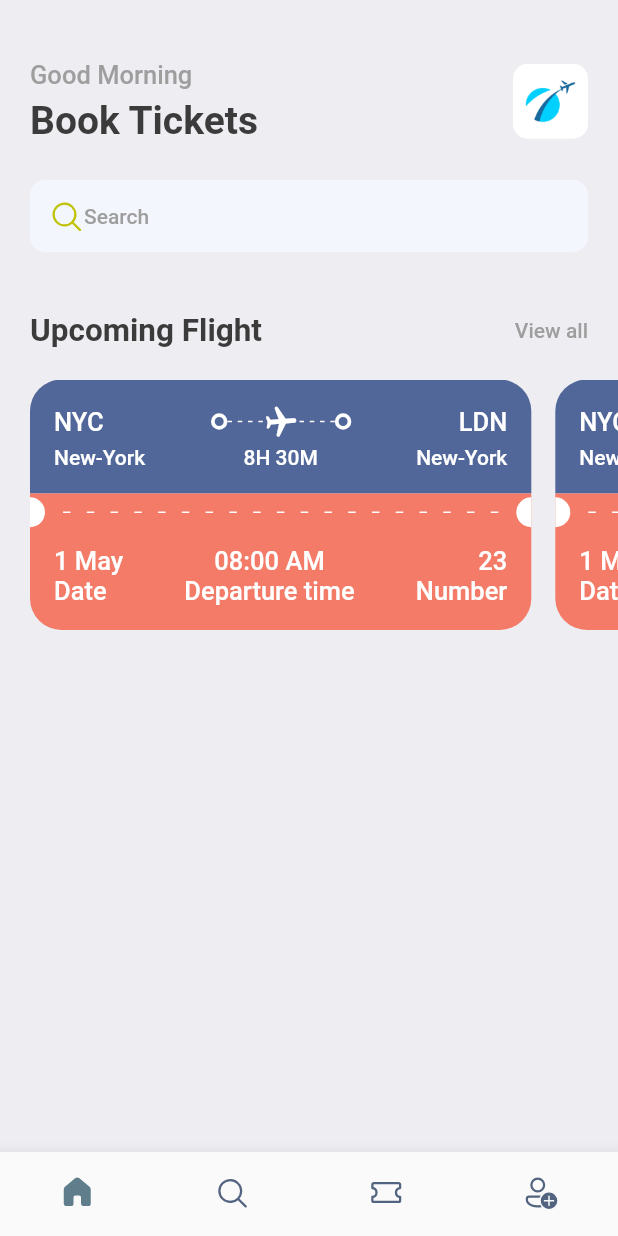
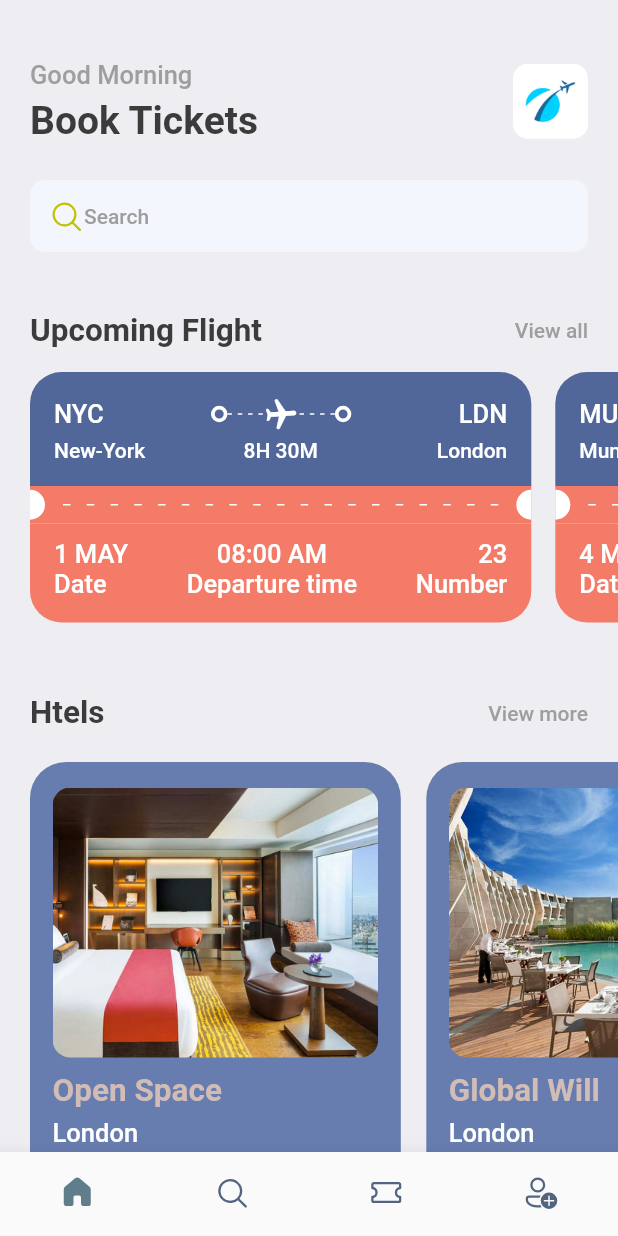
Before and after one commit to SaurabhVishwakarma826/BookTicket-flutter, a Flutter app: the screen it shows after launch, on a phone screen of 412 x 824 dp. Run offline on Flutter 3.47's test engine with Material 2 defaults, Android fonts, the phone set to English and light mode, and no system bars; our stand-ins replace fluentui_icons, gap, get; missing offline and left inert: dart:html.

Commit message:
Home page done

```diff
--- a/lib/screens/home_screen.dart
+++ b/lib/screens/home_screen.dart
@@ -1,4 +1,6 @@
+import 'package:booktickets/screens/hotel_screen.dart';
 import 'package:booktickets/screens/ticket_view.dart';
+import 'package:booktickets/utils/app_info_list.dart';
 import 'package:fluentui_icons/fluentui_icons.dart';
 import 'package:flutter/cupertino.dart';
 import 'package:flutter/material.dart';
@@ -86,20 +88,39 @@ class HomeScreen extends StatelessWidget {
                 ],
               ),
             ),
-            Gap(20),
-            const SingleChildScrollView(
+            Gap(15),
+            SingleChildScrollView(
               scrollDirection: Axis.horizontal,
               padding: EdgeInsets.only(left: 20),
               child: Row(
-                children: [
-                  TicketView(),
-                  TicketView(),
-                  TicketView(),
-                  TicketView(),
-                ],
+                children: ticketList.map((ticket) => TicketView(ticket: ticket)).toList()
               ),
             ),
+            Gap(15),
+            Container(
+              padding: EdgeInsets.symmetric(horizontal: 20),
+             child: Row(
+               mainAxisAlignment: MainAxisAlignment.spaceBetween,
+               children: [
+                 Text("Htels",style: Styles.headLineStyle2,),
+                 InkWell(
+                   onTap: (){
+                     print("You are tapped on view more");
+                   },
+                     child: Text("View more",style: Styles.headLineStyle4,))
+               ],
+             ),
+            ),
+            Gap(15),
+            SingleChildScrollView(
+              scrollDirection: Axis.horizontal,
+              padding: const EdgeInsets.only(left: 20),
+              child: Row(
+                children: hotelList.map((hotel) => HotelScreen(hotel: hotel)).toList()
+              ),
+            )
           ],
-        ));
+        )
+    );
   }
 }
--- /dev/null
+++ b/lib/screens/hotel_screen.dart
@@ -0,0 +1,54 @@
+import 'package:booktickets/utils/app_layout.dart';
+import 'package:booktickets/utils/app_styles.dart';
+import 'package:flutter/cupertino.dart';
+import 'package:flutter/material.dart';
+import 'package:gap/gap.dart';
+
+class HotelScreen extends StatelessWidget {
+  final Map<String, dynamic> hotel;
+  const HotelScreen({Key? key, required this.hotel}) : super(key: key);
+
+  @override
+  Widget build(BuildContext context) {
+    final size = AppLayout.getSize(context);
+    return  Container(
+      width: size.width*0.6,
+      height: 350,
+      padding: const EdgeInsets.symmetric(horizontal: 15, vertical: 17),
+      margin: const EdgeInsets.only(top: 5, right: 17),
+      decoration: BoxDecoration(
+        color: Styles.primaryColor,
+        borderRadius: BorderRadius.circular(24),
+        boxShadow: [
+          BoxShadow(
+            color: Colors.grey.shade200,
+            blurRadius: 2,
+            spreadRadius: 1
+          )
+        ]
+      ),
+      child: Column(
+        crossAxisAlignment: CrossAxisAlignment.start,
+        children: [
+          Container(
+            height: 180,
+            decoration: BoxDecoration(
+              color: Styles.primaryColor,
+              borderRadius: BorderRadius.circular(12),
+              image: DecorationImage(
+                fit: BoxFit.cover,
+                image: AssetImage("assets/images/${hotel['image']}")
+              )
+            ),
+          ),
+          Gap(10),
+          Text("${hotel['place']}",style: Styles.headLineStyle2.copyWith(color: Styles.kakiColor),),
+          Gap(5),
+          Text("${hotel['destination']}",style: Styles.headLineStyle3.copyWith(color: Colors.white),),
+          Gap(8),
+          Text("\$${hotel['price']}/night",style: Styles.headLineStyle2.copyWith(color: Styles.kakiColor),)
+        ],
+      ),
+    );
+  }
+}
--- a/lib/screens/ticket_view.dart
+++ b/lib/screens/ticket_view.dart
@@ -9,7 +9,8 @@ import '../utils/app_layout.dart';
 import '../utils/app_styles.dart';
 
 class TicketView extends StatelessWidget {
-  const TicketView({Key? key}) : super(key: key);
+  final Map<String, dynamic>ticket;
+  const TicketView({Key? key,required this.ticket}) : super(key: key);
 
   @override
   Widget build(BuildContext context) {
@@ -35,7 +36,7 @@ class TicketView extends StatelessWidget {
                   Row(
                     children: [
                       Text(
-                        "NYC",
+                        ticket['from']['code'],
                         style:
                             Styles.headLineStyle3.copyWith(color: Colors.white),
                       ),
@@ -51,8 +52,6 @@ class TicketView extends StatelessWidget {
                             child: LayoutBuilder(
                               builder: (BuildContext context,
                                   BoxConstraints constraints) {
-                                print(
-                                    "this is ${constraints.constrainWidth()}");
                                 return Flex(
                                     direction: Axis.horizontal,
                                     mainAxisAlignment:
@@ -84,7 +83,7 @@ class TicketView extends StatelessWidget {
                         child: Container(),
                       ),
                       Text(
-                        "LDN",
+                        ticket['to']['code'],
                         style:
                             Styles.headLineStyle3.copyWith(color: Colors.white),
                       )
@@ -97,20 +96,20 @@ class TicketView extends StatelessWidget {
                       SizedBox(
                         width: 100,
                         child: Text(
-                          "New-York",
+                          ticket['from']['name'],
                           style: Styles.headLineStyle4
                               .copyWith(color: Colors.white),
                         ),
                       ),
                       Text(
-                        "8H 30M",
+                        ticket['flying_time'],
                         style:
                             Styles.headLineStyle4.copyWith(color: Colors.white),
                       ),
                       SizedBox(
                         width: 100,
                         child: Text(
-                          "New-York",
+                          ticket['to']['name'],
                           textAlign: TextAlign.end,
                           style: Styles.headLineStyle4
                               .copyWith(color: Colors.white),
@@ -189,21 +188,21 @@ class TicketView extends StatelessWidget {
                       Column(
                         crossAxisAlignment: CrossAxisAlignment.start,
                         children: [
-                          Text("1 May", style: Styles.headLineStyle3.copyWith(color: Colors.white),),
+                          Text(ticket['date'], style: Styles.headLineStyle3.copyWith(color: Colors.white),),
                           Text("Date", style: Styles.headLineStyle3.copyWith(color: Colors.white),)
                         ],
                       ),
                       Column(
                         crossAxisAlignment: CrossAxisAlignment.center,
                         children: [
-                          Text("08:00 AM", style: Styles.headLineStyle3.copyWith(color: Colors.white),),
+                          Text(ticket['departure_time'], style: Styles.headLineStyle3.copyWith(color: Colors.white),),
                           Text("Departure time", style: Styles.headLineStyle3.copyWith(color: Colors.white),)
                         ],
                       ),
                       Column(
                         crossAxisAlignment: CrossAxisAlignment.end,
                         children: [
-                          Text("23",style: Styles.headLineStyle3.copyWith(color: Colors.white),),
+                          Text(ticket['number'].toString(),style: Styles.headLineStyle3.copyWith(color: Colors.white),),
                           Text("Number", style: Styles.headLineStyle3.copyWith(color: Colors.white))
                         ],
                       )
@@ -211,7 +210,8 @@ class TicketView extends StatelessWidget {
                   )
                 ],
               ),
-            )
+            ),
+
           ],
         ),
       ),
--- /dev/null
+++ b/lib/utils/app_info_list.dart
@@ -0,0 +1,65 @@
+List<Map<String, dynamic>> hotelList = [
+  {
+    'image':'one.png',
+    'place':'Open Space',
+    'destination':'London',
+    'price':35
+  },
+  {
+    'image':'two.png',
+    'place':'Global Will',
+    'destination':'London',
+    'price':40
+  },
+  {
+    'image':'three.png',
+    'place':'Tallest Building',
+    'destination':'Dubai',
+    'price':60
+  }
+];
+
+List<Map<String, dynamic>> ticketList = [
+  {
+    'from':{
+      'code':'NYC',
+      'name':'New-York'
+    },
+    'to':{
+      'code':'LDN',
+      'name':'London'
+    },
+    'flying_time':'8H 30M',
+    'date':'1 MAY',
+    'departure_time':'08:00 AM',
+    'number':23
+  },
+  {
+    'from':{
+      'code':'MU',
+      'name':'Mumbai'
+    },
+    'to':{
+      'code':'BSB',
+      'name':'Varanasi'
+    },
+    'flying_time':'3H 30M',
+    'date':'4 MAY',
+    'departure_time':'11:00 AM',
+    'number':54
+  },
+  {
+    'from':{
+      'code':'BSB',
+      'name':'Varanasi'
+    },
+    'to':{
+      'code':'MU',
+      'name':'Mumbai'
+    },
+    'flying_time':'3H 30M',
+    'date':'1 MAY',
+    'departure_time':'06:00 PM',
+    'number':34
+  },
+];
--- a/lib/utils/app_layout.dart
+++ b/lib/utils/app_layout.dart
@@ -1,9 +1,17 @@
 
 
 import 'package:flutter/cupertino.dart';
+import 'package:get/get.dart';
+import 'package:get/get_core/src/get_main.dart';
 
 class AppLayout{
   static getSize(BuildContext context){
     return MediaQuery.of(context).size;
   }
+  static getScreenHeight(){
+    return Get.height;
+  }
+  static getScreenWidth(){
+    return Get.width;
+  }
 }
--- a/lib/utils/app_styles.dart
+++ b/lib/utils/app_styles.dart
@@ -6,6 +6,7 @@ class Styles{
   static Color textColor = const Color(0xFF3b3b3b);
   static Color bgColor = const Color(0xFFeeedf2);
   static Color orangeColo = const Color(0xFFF37B67);
+  static Color kakiColor = const Color(0xFFd2bdb6);
   static TextStyle textStyle = TextStyle(fontSize: 16, color: textColor,fontWeight: FontWeight.w500);
   static TextStyle headLineStyle1 = TextStyle(fontSize: 26, color: textColor,fontWeight: FontWeight.bold);
   static TextStyle headLineStyle2 = TextStyle(fontSize: 21, color: textColor,fontWeight: FontWeight.bold);
--- a/pubspec.yaml
+++ b/pubspec.yaml
@@ -36,6 +36,7 @@ dependencies:
   # Use with the CupertinoIcons class for iOS style icons.
   cupertino_icons: ^1.0.2
   fluentui_icons: ^1.0.0
+  get:
   gap: ^2.0.0
 
 dev_dependencies:
```
Also changed, not shown: pubspec.lock.
